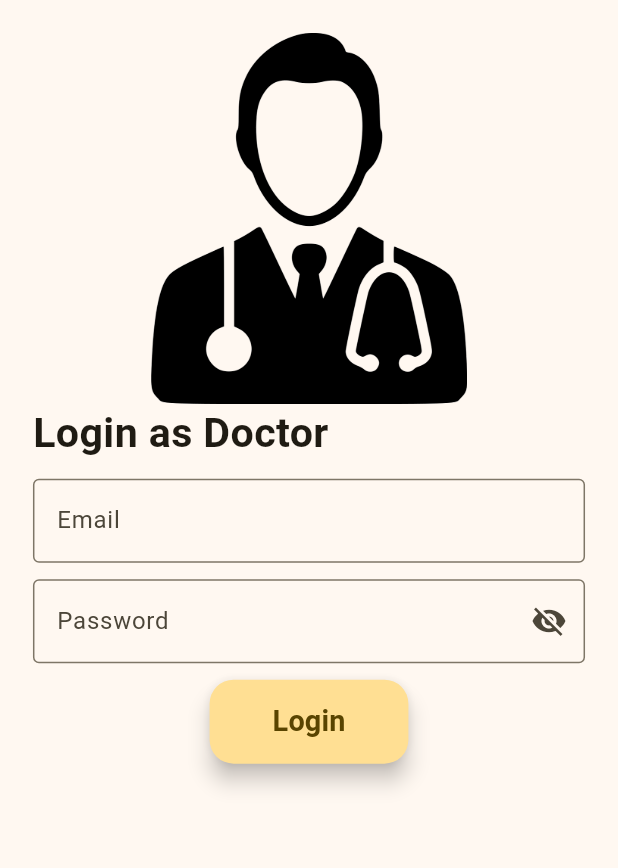
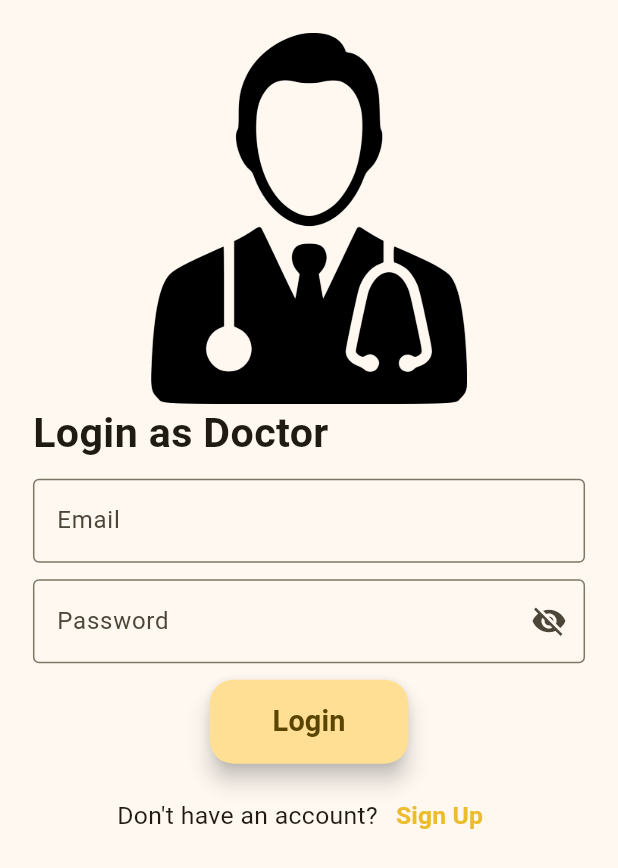
Before and after one commit to jonathanjohn47/faridia_healthcare, a Flutter app: the screen it shows after launch, after a tap on "Doctor", on a phone screen of 412 x 824 dp. Shown: the top 868 px of the screen. Run offline on Flutter 3.47's test engine with Material 2 defaults, Android fonts, the phone set to English and light mode, and no system bars; our stand-ins replace firebase_core, get, sizer; accounts and stored records are empty.

Commit message:
doctor sign in

```diff
--- a/lib/features/auth/sign_in/ui/doctor_sign_in.dart
+++ b/lib/features/auth/sign_in/ui/doctor_sign_in.dart
@@ -92,6 +92,28 @@ class DoctorSignInPage extends StatelessWidget {
                 ),
               ],
             ),
+            SizedBox(
+              height: 8.sp,
+            ),
+            Row(
+              mainAxisAlignment: MainAxisAlignment.center,
+              children: [
+                Text(
+                  'Don\'t have an account?',
+                  style: TextStyle(fontSize: 12.sp),
+                ),
+                TextButton(
+                  onPressed: () {},
+                  child: Text(
+                    'Sign Up',
+                    style: TextStyle(
+                        fontSize: 12.sp,
+                        fontWeight: FontWeight.bold,
+                        color: AppColors.primary),
+                  ),
+                ),
+              ],
+            ),
           ],
         ),
       ),
```
